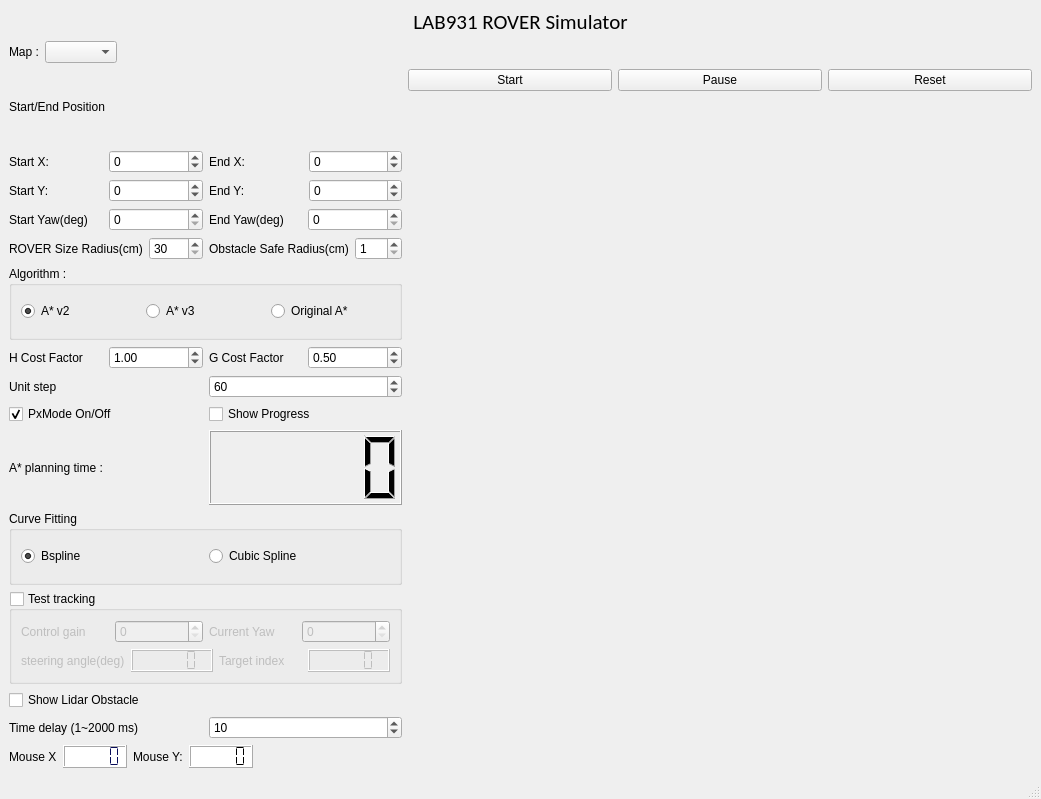
Old version of the form gui/simulator.ui in the repository goldmode321/ROVER_Clement_Billy_2019.
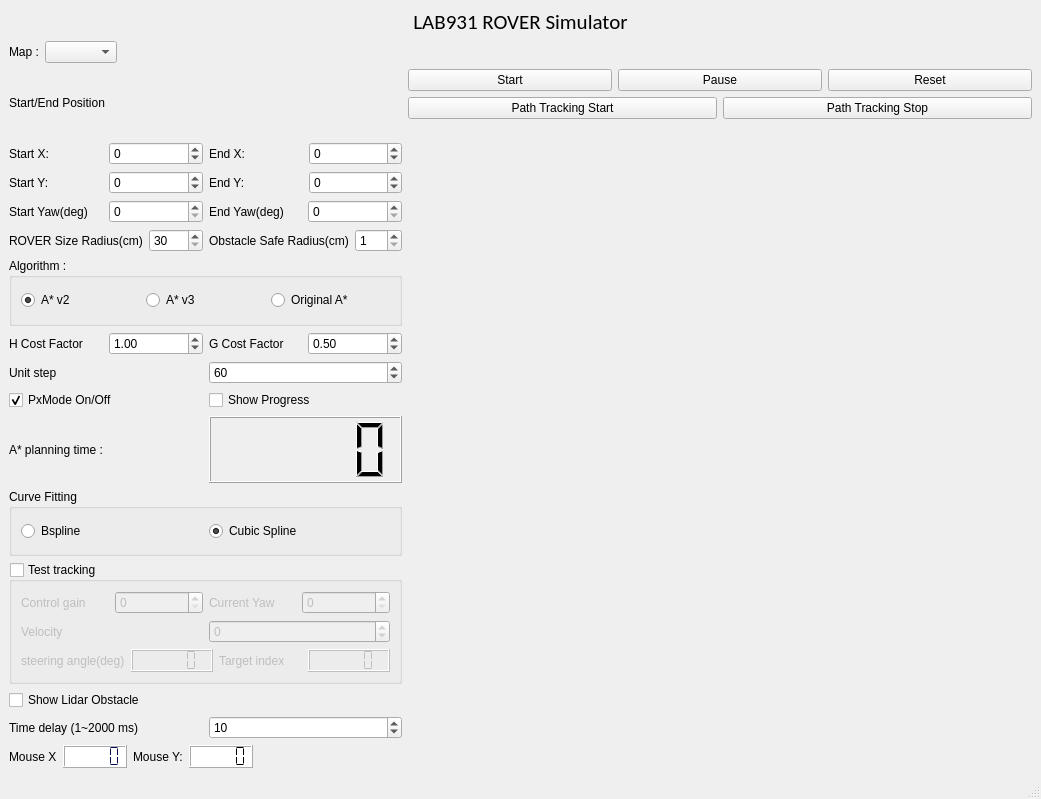
New version of the form.

Commit message: path_tracking_simulate complete

```diff
--- a/gui/simulator.ui
+++ b/gui/simulator.ui
@@ -195,6 +195,9 @@
           </item>
           <item>
            <widget class="QSpinBox" name="spin_start_yaw">
+            <property name="minimum">
+             <number>0</number>
+            </property>
             <property name="maximum">
              <number>360</number>
             </property>
@@ -434,7 +437,7 @@
               <string>Bspline</string>
              </property>
              <property name="checked">
-              <bool>true</bool>
+              <bool>false</bool>
              </property>
              <attribute name="buttonGroup">
               <string notr="true">buttonGroup_2</string>
@@ -446,6 +449,9 @@
              <property name="text">
               <string>Cubic Spline</string>
              </property>
+             <property name="checked">
+              <bool>true</bool>
+             </property>
              <attribute name="buttonGroup">
               <string notr="true">buttonGroup_2</string>
              </attribute>
@@ -486,7 +492,32 @@
               </widget>
              </item>
              <item>
-              <widget class="QSpinBox" name="spin_current_yaw"/>
+              <widget class="QSpinBox" name="spin_current_yaw">
+               <property name="maximum">
+                <number>359</number>
+               </property>
+              </widget>
+             </item>
+            </layout>
+           </item>
+           <item>
+            <layout class="QHBoxLayout" name="horizontalLayout_26">
+             <item>
+              <widget class="QLabel" name="label_23">
+               <property name="text">
+                <string>Velocity</string>
+               </property>
+              </widget>
+             </item>
+             <item>
+              <widget class="QSpinBox" name="spin_velocity">
+               <property name="minimum">
+                <number>-100</number>
+               </property>
+               <property name="maximum">
+                <number>100</number>
+               </property>
+              </widget>
              </item>
             </layout>
            </item>
@@ -589,6 +620,30 @@
           </item>
          </layout>
         </item>
+        <item>
+         <layout class="QHBoxLayout" name="horizontalLayout_27">
+          <item>
+           <widget class="QPushButton" name="button_pt_start">
+            <property name="sizePolicy">
+             <sizepolicy hsizetype="Minimum" vsizetype="Fixed">
+              <horstretch>0</horstretch>
+              <verstretch>0</verstretch>
+             </sizepolicy>
+            </property>
+            <property name="text">
+             <string>Path Tracking Start</string>
+            </property>
+           </widget>
+          </item>
+          <item>
+           <widget class="QPushButton" name="button_pt_stop">
+            <property name="text">
+             <string>Path Tracking Stop</string>
+            </property>
+           </widget>
+          </item>
+         </layout>
+        </item>
         <item>
          <widget class="QWidget" name="plot_widget" native="true">
           <property name="sizePolicy">
```
The commit also changes 11 other files.
